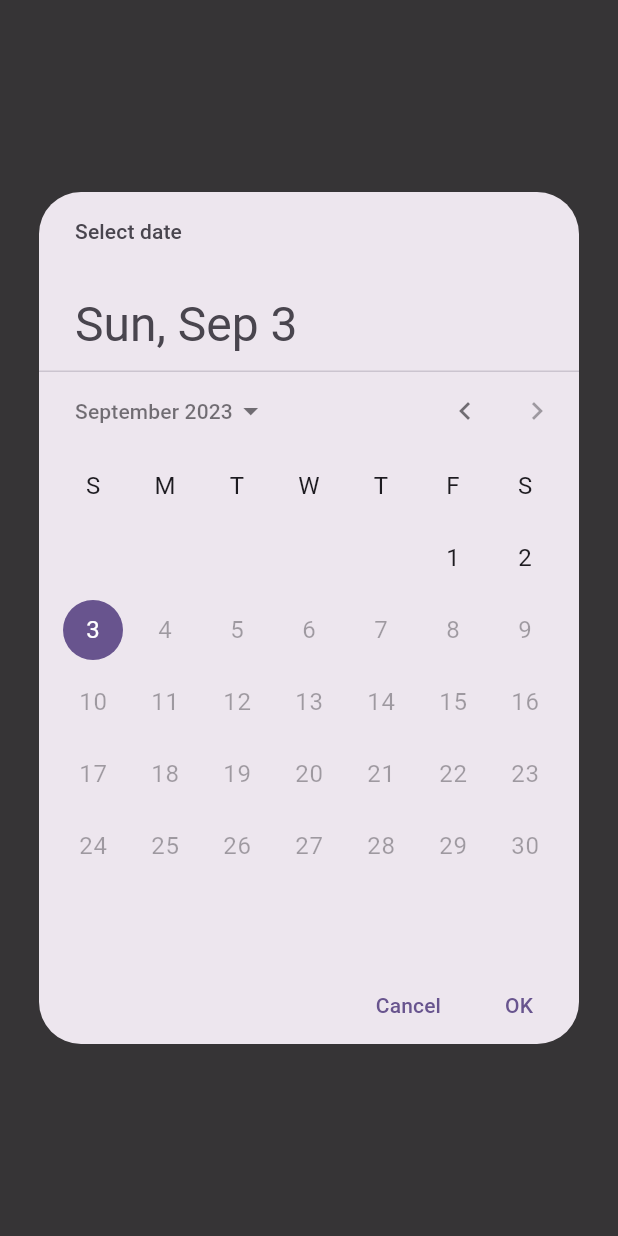
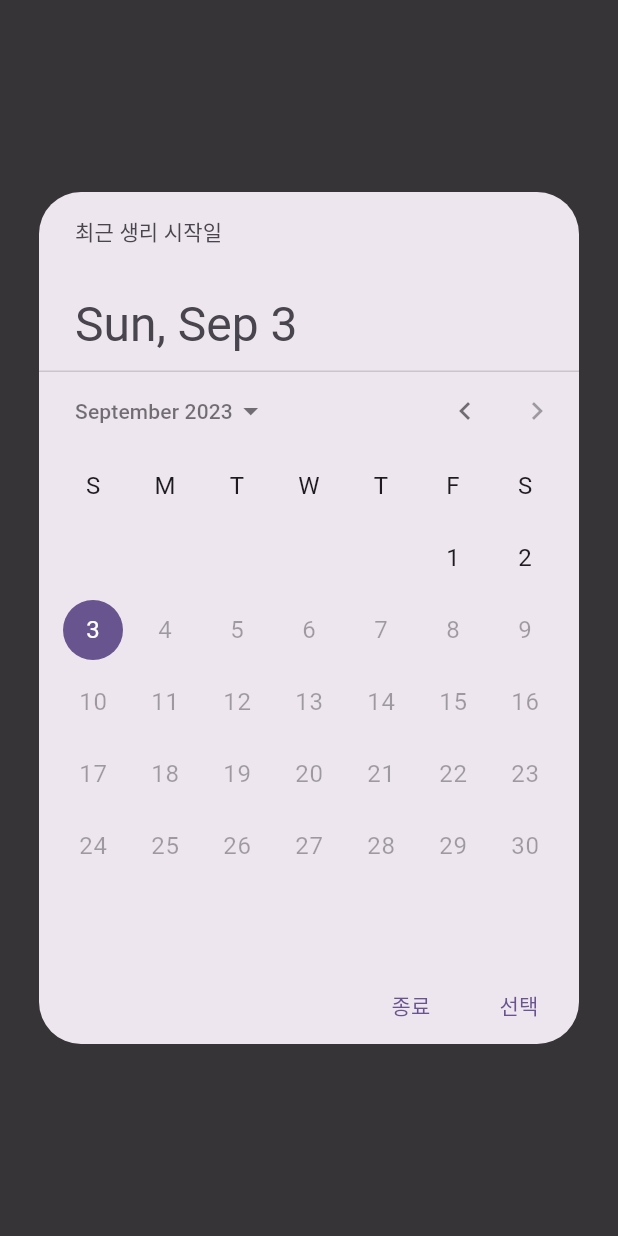
Before and after one commit to KensukePark/Period_Calendar, a Flutter app: the screen it shows after launch, after a tap on "확인", on a phone screen of 412 x 824 dp. Run offline on Flutter 3.47's test engine with Material 2 defaults, Android fonts, the phone set to English and light mode, and no system bars; our stand-ins replace flutter_localization, shared_preferences, table_calendar; Roboto replaces fonts that are missing (title).

Commit message:
Version 1.0.0.0903.1

```diff
--- a/lib/screens/loading_page.dart
+++ b/lib/screens/loading_page.dart
@@ -12,10 +12,13 @@ class LoadingPage extends StatefulWidget {
 }
 
 class _LoadingPage extends State<LoadingPage> {
-  DateTime date = DateTime.now();
+  DateTime date_start = DateTime.now();
+  DateTime date_end = DateTime.now();
   void checkData() async {
     final prefs = await SharedPreferences.getInstance();
+    //prefs.clear();
     final bool? check = prefs.getBool('check');
+    sleep(Duration(seconds: 2));
     if (check != null) {
       Navigator.pushAndRemoveUntil(context, MaterialPageRoute(
           builder: (BuildContext context) =>
@@ -31,31 +34,56 @@ class _LoadingPage extends State<LoadingPage> {
               '데이터가 필요합니다.',
               style: TextStyle(fontSize: 16,),
             ),
-            content: SingleChildScrollView(child:new Text("가장 최근 생리일을 입력해주세요.")),
+            content: SingleChildScrollView(child:new Text("가장 최근 생리 시작일과 종료일을 입력해주세요.")),
             actions: <Widget>[
               new TextButton(
                 child: new Text("확인"),
                 onPressed: () async {
                   final selectedDate = await showDatePicker(
                     context: context,
-                    initialDate: date,
+                    initialDate: date_start,
                     firstDate: DateTime(2000),
                     lastDate: DateTime.now(),
+                    helpText: '최근 생리 시작일',
+                    cancelText: '종료',
+                    confirmText: '선택',
                     initialEntryMode: DatePickerEntryMode.calendarOnly,
                   );
                   if (selectedDate != null) {
                     setState(() {
-                      date = selectedDate;
+                      date_start = selectedDate;
                     });
                   }
                   if (selectedDate == null) {
                     exit(0);
                   }
                   else {
-                    prefs.setBool('check', true);
-                    Navigator.pushAndRemoveUntil(context, MaterialPageRoute(
-                        builder: (BuildContext context) =>
-                            HomePage()), (route) => false);
+                    final selectedDate_end = await showDatePicker(
+                      context: context,
+                      initialDate: date_start,
+                      firstDate: date_start,
+                      lastDate: DateTime.now(),
+                      helpText: '최근 생리 종료일',
+                      cancelText: '종료',
+                      confirmText: '선택',
+                      initialEntryMode: DatePickerEntryMode.calendarOnly,
+                    );
+                    if (selectedDate_end != null) {
+                      setState(() {
+                        date_end = selectedDate_end;
+                      });
+                    }
+                    if (selectedDate_end == null) {
+                      exit(0);
+                    }
+                    else {
+                      print(date_start);
+                      print(date_end);
+                      prefs.setBool('check', true);
+                      Navigator.pushAndRemoveUntil(context, MaterialPageRoute(
+                          builder: (BuildContext context) =>
+                              HomePage()), (route) => false);
+                    }
                   }
                 },
               ),
@@ -68,7 +96,6 @@ class _LoadingPage extends State<LoadingPage> {
   @override
   void initState() {
     super.initState();
-    sleep(Duration(seconds: 2));
     checkData();
   }
   @override
```
Also changed, not shown: main.png (added).
